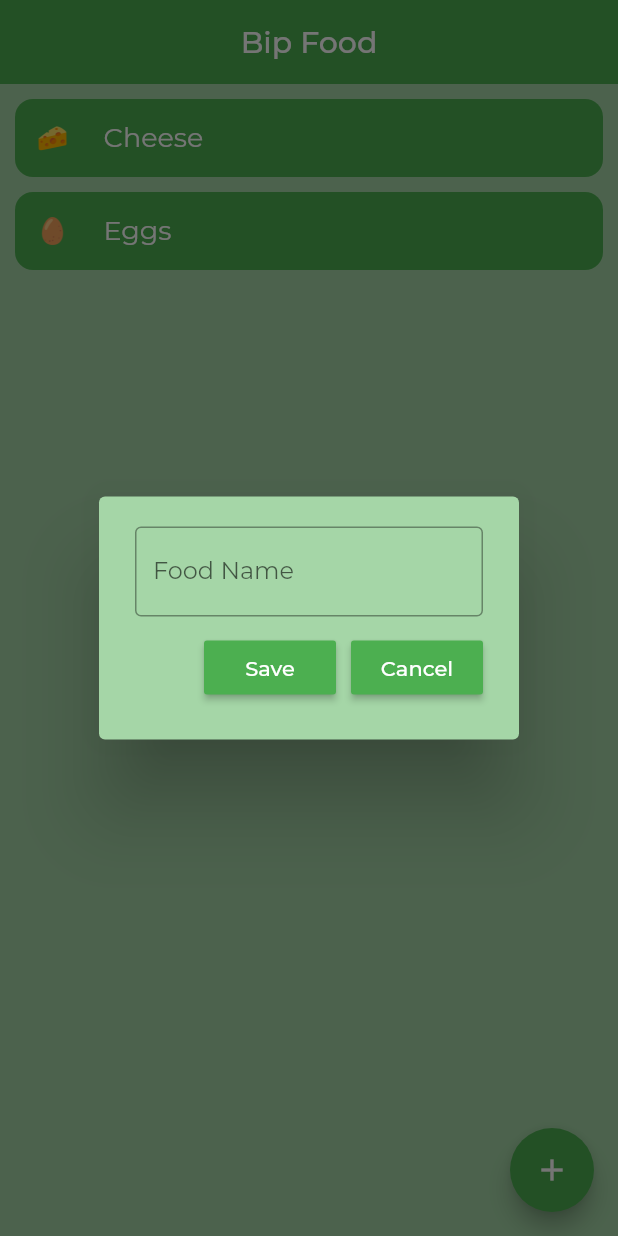
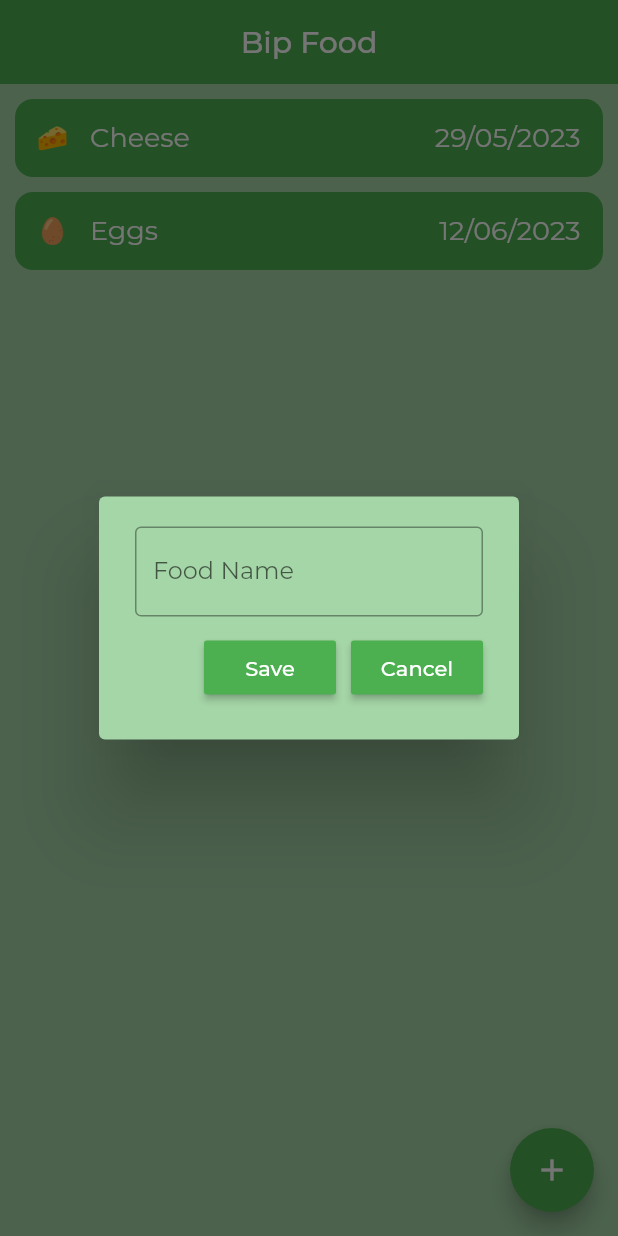
Before and after one commit to yannvillellas/bip_food, a Flutter app: the screen it shows after launch, after a tap on the "add" icon, on a phone screen of 412 x 824 dp. Run offline on Flutter 3.47's test engine with Material 2 defaults, Android fonts, the phone set to English and light mode, and no system bars; drawn by our look-alikes of flutter_slidable; our stand-ins replace hive, hive_flutter; accounts and stored records are empty.

Commit message:
added date to tiles

```diff
--- a/lib/data/database.dart
+++ b/lib/data/database.dart
@@ -9,8 +9,8 @@ class FoodDatabase {
   //run this method if this is the first time ever the app is opened
   void createInitialData() {
     foodList = [
-      ['Cheese', 'assets/images/cheese.png'],
-      ['Eggs', 'assets/images/egg.png'],
+      ['Cheese', 'assets/images/cheese.png', DateTime(2023, 05, 29)],
+      ['Eggs', 'assets/images/egg.png', DateTime(2023, 06, 12)],
     ];
   }
 
--- a/lib/screens/home_page.dart
+++ b/lib/screens/home_page.dart
@@ -24,7 +24,9 @@ class _MyHomePageState extends State<MyHomePage> {
       db.createInitialData();
       db.updateDatabase();
     } else {
-      db.loadData();
+      // db.loadData();
+      db.createInitialData();
+      db.updateDatabase();
     }
   }
 
@@ -89,22 +91,6 @@ class _MyHomePageState extends State<MyHomePage> {
         title: const Text('Bip Food'),
         elevation: 0,
       ),
-      // body: ListView(
-      //   children: const [
-      //     FoodTile(
-      //       foodName: 'Cheese',
-      //       foodImage: 'assets/images/cheese.png',
-      //     ),
-      //     FoodTile(
-      //       foodName: 'Eggs',
-      //       foodImage: 'assets/images/egg.png',
-      //     ),
-      //     FoodTile(
-      //       foodName: 'Carrots',
-      //       foodImage: 'assets/images/carrot.png',
-      //     ),
-      //   ],
-      // ),
       floatingActionButton: FloatingActionButton(
         backgroundColor: Colors.green,
         onPressed: () {
@@ -120,6 +106,7 @@ class _MyHomePageState extends State<MyHomePage> {
           return FoodTile(
             foodName: db.foodList[index][0],
             foodImage: db.foodList[index][1],
+            foodExpiryDate: db.foodList[index][2],
             removeIngredient: (context) => _removeFood(index),
           );
         },
--- a/lib/util/food_tile.dart
+++ b/lib/util/food_tile.dart
@@ -4,11 +4,13 @@ import 'package:flutter_slidable/flutter_slidable.dart';
 class FoodTile extends StatelessWidget {
   final String foodName;
   final String foodImage;
+  final DateTime foodExpiryDate;
   final Function(BuildContext)? removeIngredient;
   const FoodTile({
     super.key,
     required this.foodName,
     required this.foodImage,
+    required this.foodExpiryDate,
     this.removeIngredient,
   });
 
@@ -41,9 +43,18 @@ class FoodTile extends StatelessWidget {
                   height: 20,
                   width: 20,
                 ),
-                const SizedBox(width: 24),
+                const SizedBox(width: 15),
                 Text(
                   foodName,
+                  style: const TextStyle(
+                    color: Colors.white,
+                    fontSize: 18,
+                    fontWeight: FontWeight.w400,
+                  ),
+                ),
+                const Spacer(),
+                Text(
+                  '${foodExpiryDate.day}/${foodExpiryDate.month < 10 ? '0${foodExpiryDate.month}' : foodExpiryDate.month}/${foodExpiryDate.year}',
                   style: const TextStyle(
                     color: Colors.white,
                     fontSize: 18,
```
